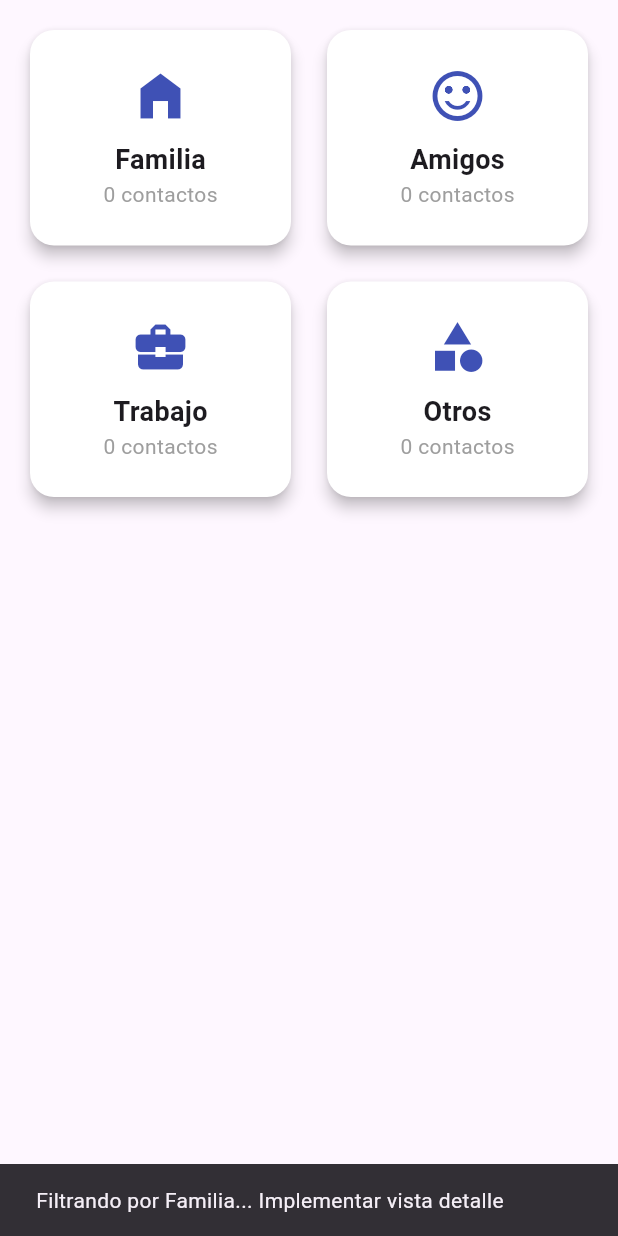
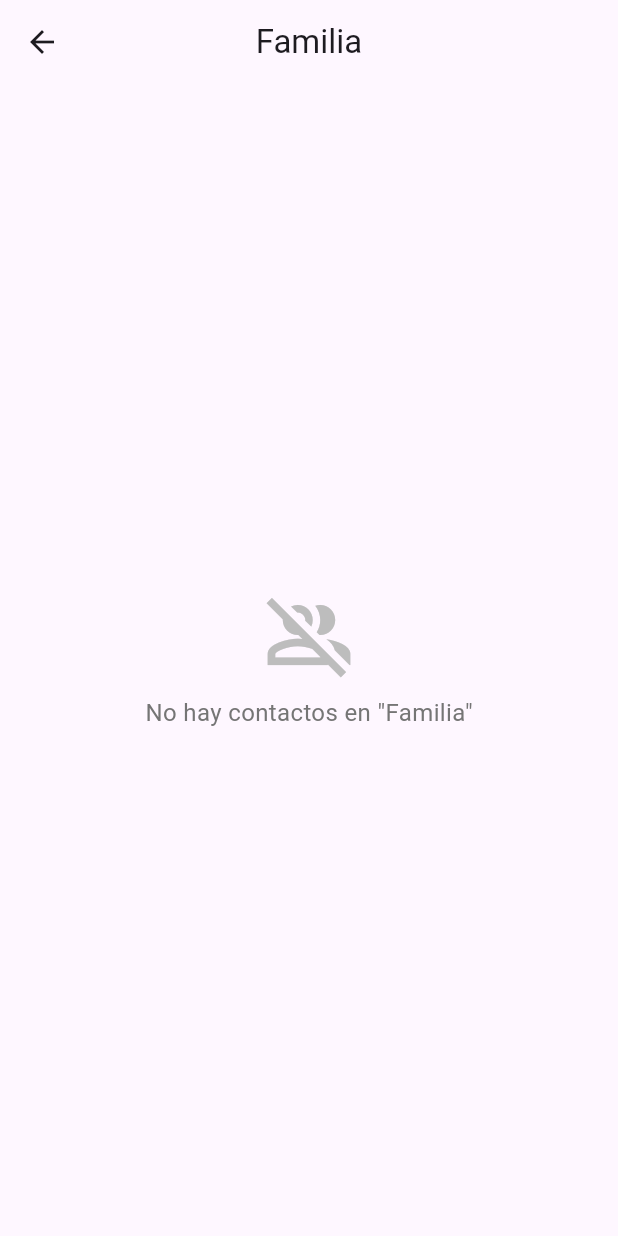
Before and after one commit to marquezj30/FINAL-PROGRAMCION-MOVIL, a Flutter app: the GroupsTab widget shown alone on an empty page, opened directly, after a tap on "Familia", on a phone screen of 412 x 824 dp. Run offline on Flutter 3.47's test engine with Material 3 defaults, Android fonts, the phone set to English and light mode, and no system bars; our stand-ins replace cloud_firestore, firebase_auth, firebase_core, google_sign_in, qr_flutter; accounts and stored records are empty.

```diff
--- a/CRUD/lib/tabs/grupos_tab.dart
+++ b/CRUD/lib/tabs/grupos_tab.dart
@@ -2,6 +2,7 @@ import 'package:flutter/material.dart';
 import 'package:provider/provider.dart';
 import '../../viewmodels/user_view_model.dart';
 import '../../models/user.dart';
+import '../views/group_detail_screen.dart';
 
 class GroupsTab extends StatelessWidget {
   const GroupsTab({super.key});
@@ -34,9 +35,11 @@ class GroupsTab extends StatelessWidget {
           child: InkWell(
             borderRadius: BorderRadius.circular(16),
             onTap: () {
-              // Aquí podrías navegar a una pantalla filtrada solo con este grupo
-              ScaffoldMessenger.of(context).showSnackBar(
-                  SnackBar(content: Text('Filtrando por $categoria... Implementar vista detalle'))
+              Navigator.push(
+                context,
+                MaterialPageRoute(
+                  builder: (_) => GroupDetailScreen(grupo: categoria),
+                ),
               );
             },
             child: Column(
--- /dev/null
+++ b/CRUD/lib/views/group_detail_screen.dart
@@ -0,0 +1,95 @@
+import 'package:flutter/material.dart';
+import 'package:provider/provider.dart';
+import '../viewmodels/user_view_model.dart';
+import '../models/user.dart';
+import 'user_form_screen.dart';
+
+class GroupDetailScreen extends StatelessWidget {
+  final String grupo;
+
+  const GroupDetailScreen({super.key, required this.grupo});
+
+  @override
+  Widget build(BuildContext context) {
+    // Escuchamos el ViewModel para que la lista se actualice si editas/borras
+    final viewModel = context.watch<UserViewModel>();
+
+    // FILTRO MÁGICO: Solo mostramos los usuarios cuyo grupo coincide con el seleccionado
+    final contactosDelGrupo = viewModel.usuarios
+        .where((u) => u.grupo == grupo)
+        .toList();
+
+    return Scaffold(
+      appBar: AppBar(
+        title: Text(grupo), // Título: "Familia", "Trabajo", etc.
+        centerTitle: true,
+      ),
+      body: contactosDelGrupo.isEmpty
+          ? Center(
+        child: Column(
+          mainAxisAlignment: MainAxisAlignment.center,
+          children: [
+            Icon(Icons.group_off_outlined, size: 60, color: Colors.grey[400]),
+            const SizedBox(height: 10),
+            Text(
+              'No hay contactos en "$grupo"',
+              style: TextStyle(color: Colors.grey[600], fontSize: 16),
+            ),
+          ],
+        ),
+      )
+          : ListView.builder(
+        padding: const EdgeInsets.all(12),
+        itemCount: contactosDelGrupo.length,
+        itemBuilder: (context, index) {
+          final user = contactosDelGrupo[index];
+
+          // Necesitamos el índice original para editar/borrar correctamente
+          // del ViewModel principal, no de esta lista filtrada.
+          final indiceOriginal = viewModel.usuarios.indexOf(user);
+
+          return Card(
+            elevation: 2,
+            margin: const EdgeInsets.symmetric(vertical: 6),
+            shape: RoundedRectangleBorder(borderRadius: BorderRadius.circular(12)),
+            child: ListTile(
+              leading: CircleAvatar(
+                backgroundColor: _getColorForGroup(grupo),
+                foregroundColor: Colors.white,
+                child: Text(user.nombre.isNotEmpty ? user.nombre[0].toUpperCase() : '?'),
+              ),
+              title: Text(
+                '${user.nombre} ${user.apellido}',
+                style: const TextStyle(fontWeight: FontWeight.bold),
+              ),
+              subtitle: Text(user.telefono),
+              trailing: const Icon(Icons.edit, color: Colors.grey, size: 20),
+              onTap: () async {
+                // Permitir editar desde aquí también
+                final actualizado = await Navigator.push(
+                  context,
+                  MaterialPageRoute(
+                    builder: (_) => UserFormScreen(usuario: user, indice: indiceOriginal),
+                  ),
+                );
+                if (actualizado != null && actualizado is User) {
+                  viewModel.editarUsuario(indiceOriginal, actualizado);
+                }
+              },
+            ),
+          );
+        },
+      ),
+    );
+  }
+
+  // Un pequeño toque de color según el grupo
+  Color _getColorForGroup(String grupo) {
+    switch (grupo) {
+      case 'Familia': return Colors.pinkAccent;
+      case 'Amigos': return Colors.orange;
+      case 'Trabajo': return Colors.blueAccent;
+      default: return Colors.indigo;
+    }
+  }
+}
--- a/CRUD/pubspec.yaml
+++ b/CRUD/pubspec.yaml
@@ -10,6 +10,7 @@ environment:
 dependencies:
   flutter:
     sdk: flutter
+  qr_flutter: ^4.1.0
 
   cupertino_icons: ^1.0.8
 
```
Also changed, not shown: CRUD/lib/tabs/contactos_tab.dart (+33 -17 lines), CRUD/lib/tabs/perfil_tab.dart (+116 -10 lines), CRUD/lib/widgets/qr_dialogo.dart (added, +70 -0 lines), CRUD/pubspec.lock.
